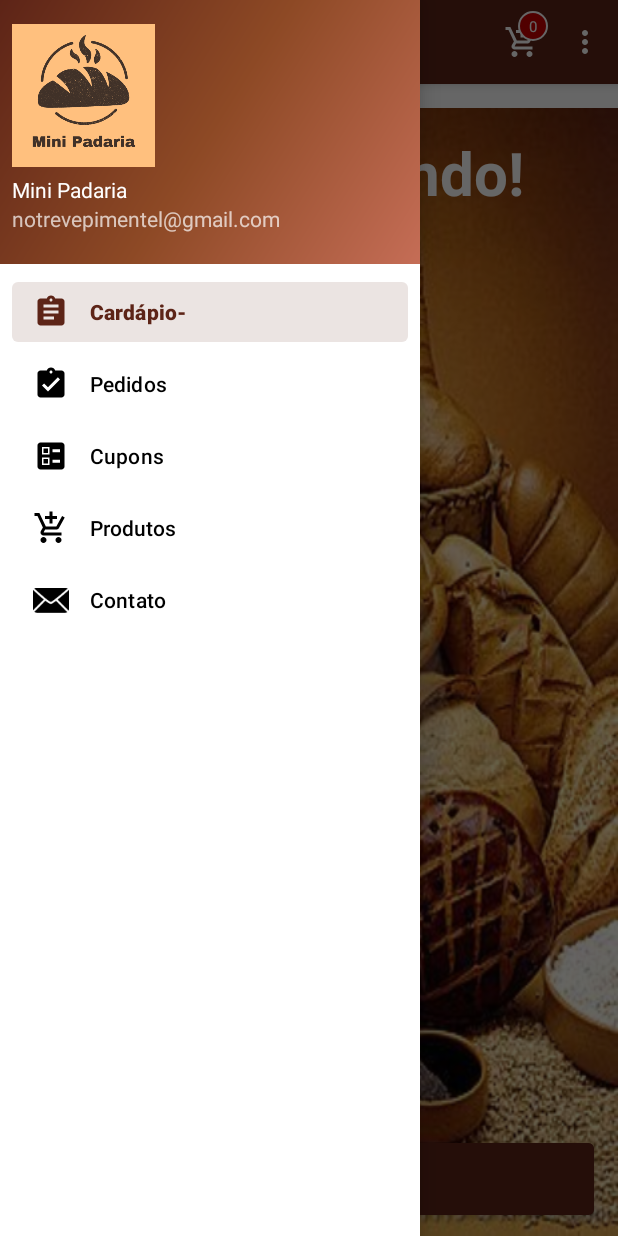
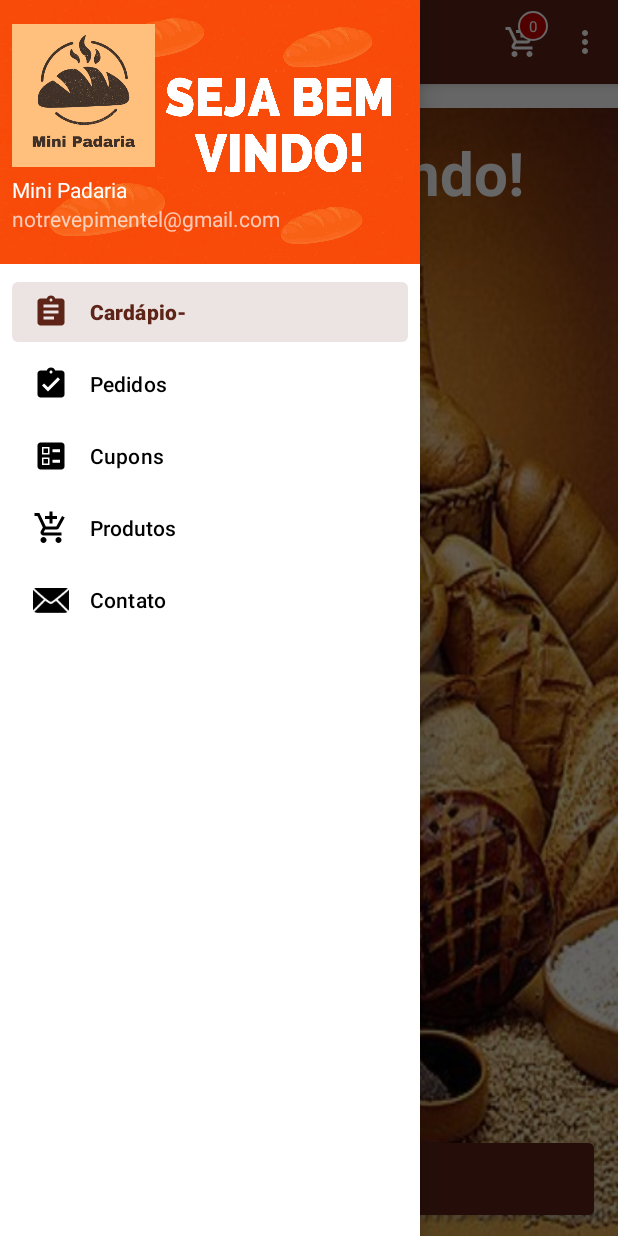
Before and after one commit to giul2016/Projeto-Padaria, an Android app: the screen it shows after launch (Menu), with the side drawer open, on a phone screen of 412 x 824 dp. Run offline under Robolectric (Android 15) with nearby library versions, the phone set to English and light mode, and no system bars; our stand-ins replace navigation-ui.

```diff
--- a/app/src/main/res/layout/nav_header_menu.xml
+++ b/app/src/main/res/layout/nav_header_menu.xml
@@ -3,7 +3,7 @@
     xmlns:app="http://schemas.android.com/apk/res-auto"
     android:layout_width="match_parent"
     android:layout_height="@dimen/nav_header_height"
-    android:background="@drawable/side_nav_bar"
+    android:background="@drawable/fundonovo"
     android:orientation="vertical"
     android:paddingLeft="8dp"
     android:paddingTop="8dp"
```
Also changed, not shown: app/src/main/res/drawable/fundonovo.png (added).
